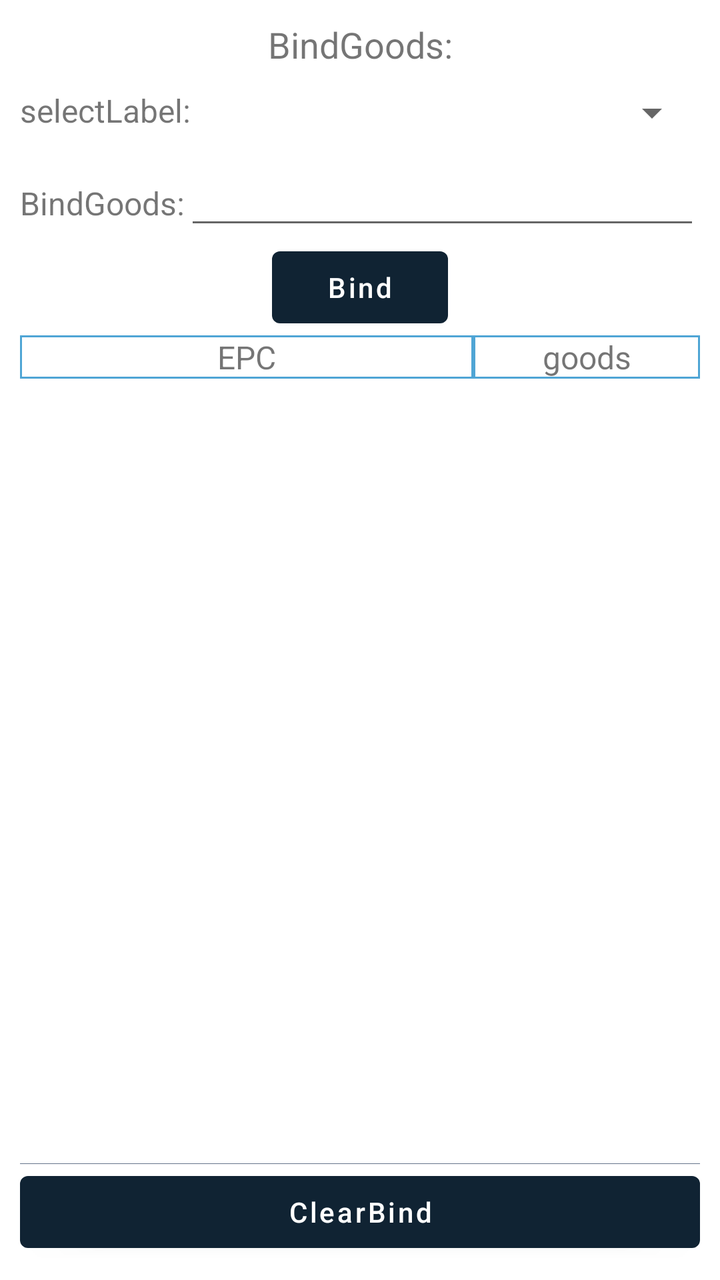
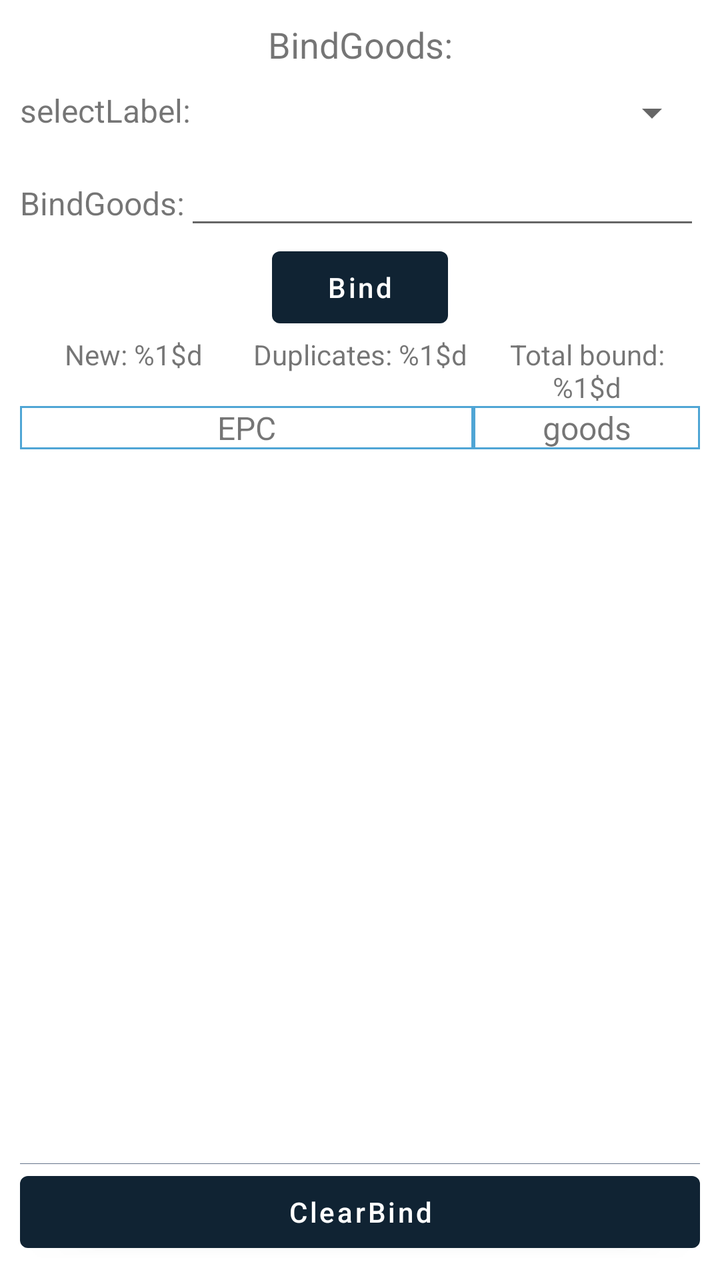

Screens rendered from an Android XML layout before and after an edit, with the pre-edit source and the edit as a unified diff.
<!-- AndroidManifest.xml: application theme Theme.UHFReaderDemo -->
<!-- res/layout/fragment_bind_gjb.xml -->
<?xml version="1.0" encoding="utf-8"?>
<LinearLayout xmlns:android="http://schemas.android.com/apk/res/android"
    xmlns:app="http://schemas.android.com/apk/res-auto"
    xmlns:tools="http://schemas.android.com/tools"
    android:id="@+id/bind_fragment"
    android:layout_width="match_parent"
    android:layout_height="match_parent"
    android:orientation="vertical"
    android:padding="10dp"
    tools:context=".fragment.sixc.BindFragment6c">

    <TextView
        android:layout_width="match_parent"
        android:layout_height="wrap_content"
        android:text="@string/bind_goods"
        android:textAlignment="center"
        android:textSize="@dimen/text_size_18" />

    <LinearLayout
        android:layout_width="match_parent"
        android:layout_height="wrap_content"
        android:layout_marginTop="10dp"
        android:orientation="horizontal">

        <TextView
            android:layout_width="wrap_content"
            android:layout_height="wrap_content"
            android:text="@string/select_label"
            android:textSize="@dimen/text_size_16" />

        <Spinner
            android:id="@+id/bind_epc"
            android:layout_width="match_parent"
            android:layout_height="wrap_content"
            android:textAlignment="center" />

    </LinearLayout>


    <LinearLayout
        android:layout_width="match_parent"
        android:layout_height="wrap_content"
        android:layout_marginTop="10dp"
        android:orientation="horizontal">

        <TextView
            android:layout_width="wrap_content"
            android:layout_height="wrap_content"
            android:text="@string/bind_goods"
            android:textSize="@dimen/text_size_16" />

        <EditText
            android:id="@+id/bind_name"
            android:layout_width="match_parent"
            android:layout_height="wrap_content" />

    </LinearLayout>

    <Button
        android:id="@+id/bind_event"
        android:layout_width="wrap_content"
        android:layout_height="wrap_content"
        android:layout_gravity="center"
        android:textAllCaps="false"
        android:text="@string/bind_btn" />

    <LinearLayout
        android:layout_width="match_parent"
        android:layout_height="wrap_content"
        android:orientation="horizontal">

        <TextView
            android:id="@+id/bind_item_epc"
            android:layout_width="0dp"
            android:layout_height="wrap_content"
            android:background="@drawable/layer"
            android:layout_weight="2"
            android:textSize="@dimen/text_size_16"
            android:text="EPC"
            android:textAlignment="center" />

        <TextView
            android:id="@+id/bind_item_name"
            android:layout_width="0dp"
            android:layout_height="wrap_content"
            android:background="@drawable/layer"
            android:textSize="@dimen/text_size_16"
            android:layout_weight="1"
            android:text="@string/goods_table_title"
            android:textAlignment="center" />
    </LinearLayout>

    <androidx.recyclerview.widget.RecyclerView
        android:id="@+id/bind_listView"
        android:layout_width="match_parent"
        android:layout_height="0dp"
        android:layout_weight="1"/>

    <View
        android:layout_width="match_parent"
        android:background="@color/color2"
        android:layout_height="1px"/>

    <LinearLayout
        android:layout_width="match_parent"
        android:orientation="horizontal"
        android:layout_height="wrap_content">

        <Button
            android:id="@+id/bind_clean"
            android:layout_width="0dp"
            android:layout_weight="1"
            android:text="@string/clear_bind"
            android:textAllCaps="false"
            android:layout_height="wrap_content"/>









    </LinearLayout>

</LinearLayout>
<!-- resources referenced by this layout -->
<resources>
  <color name="color2">#64748B</color>
  <dimen name="text_size_16">16sp</dimen>
  <dimen name="text_size_18">18sp</dimen>
  <!-- drawable layer (drawable) -->
  <?xml version="1.0" encoding="utf-8"?>
  <shape xmlns:android="http://schemas.android.com/apk/res/android"
      android:shape="rectangle">
      <solid android:color="#ffffff" />
      <stroke
          android:width="1dip"
          android:color="#4fa5d5" />
  </shape>
  <string name="bind_btn">Bind</string>
  <string name="bind_goods">BindGoods:</string>
  <string name="clear_bind">ClearBind</string>
  <string name="goods_table_title">goods</string>
  <string name="select_label">selectLabel:</string>
  <style name="Theme.UHFReaderDemo" parent="Theme.MaterialComponents.Light.DarkActionBar">
          
          <item name="colorPrimary">@color/terminal_navy</item>
          <item name="colorPrimaryVariant">@color/terminal_navy</item>
          <item name="colorOnPrimary">@color/white</item>
          
          <item name="colorSecondary">@color/teal_primary</item>
          <item name="colorSecondaryVariant">@color/teal_primary</item>
          <item name="colorOnSecondary">@color/black</item>
          
          <item name="android:statusBarColor">@color/terminal_navy</item>
          <item name="android:navigationBarColor">@color/white</item>
          <item name="android:windowLightNavigationBar">true</item>
          
      </style>
  <color name="terminal_navy">#102333</color>
  <color name="white">#FFFFFFFF</color>
  <color name="teal_primary">#087F72</color>
  <color name="black">#FF000000</color>
</resources>

<!-- the commit's change to res/layout/fragment_bind_gjb.xml (unified diff, before → after) -->
@@ -70,6 +70,36 @@
         android:orientation="horizontal">
 
         <TextView
+            android:id="@+id/bind_new_count"
+            android:layout_width="0dp"
+            android:layout_height="wrap_content"
+            android:layout_weight="1"
+            android:gravity="center"
+            android:text="@string/bind_new_count" />
+
+        <TextView
+            android:id="@+id/bind_duplicate_count"
+            android:layout_width="0dp"
+            android:layout_height="wrap_content"
+            android:layout_weight="1"
+            android:gravity="center"
+            android:text="@string/bind_duplicate_count" />
+
+        <TextView
+            android:id="@+id/bind_total_count"
+            android:layout_width="0dp"
+            android:layout_height="wrap_content"
+            android:layout_weight="1"
+            android:gravity="center"
+            android:text="@string/bind_total_count" />
+    </LinearLayout>
+
+    <LinearLayout
+        android:layout_width="match_parent"
+        android:layout_height="wrap_content"
+        android:orientation="horizontal">
+
+        <TextView
             android:id="@+id/bind_item_epc"
             android:layout_width="0dp"
             android:layout_height="wrap_content"
<!-- resource entries referenced after the edit -->
@@ -13,7 +13,10 @@
           android:color="#4fa5d5" />
   </shape>
   <string name="bind_btn">Bind</string>
+  <string name="bind_duplicate_count">Duplicates: %1$d</string>
   <string name="bind_goods">BindGoods:</string>
+  <string name="bind_new_count">New: %1$d</string>
+  <string name="bind_total_count">Total bound: %1$d</string>
   <string name="clear_bind">ClearBind</string>
   <string name="goods_table_title">goods</string>
   <string name="select_label">selectLabel:</string>
